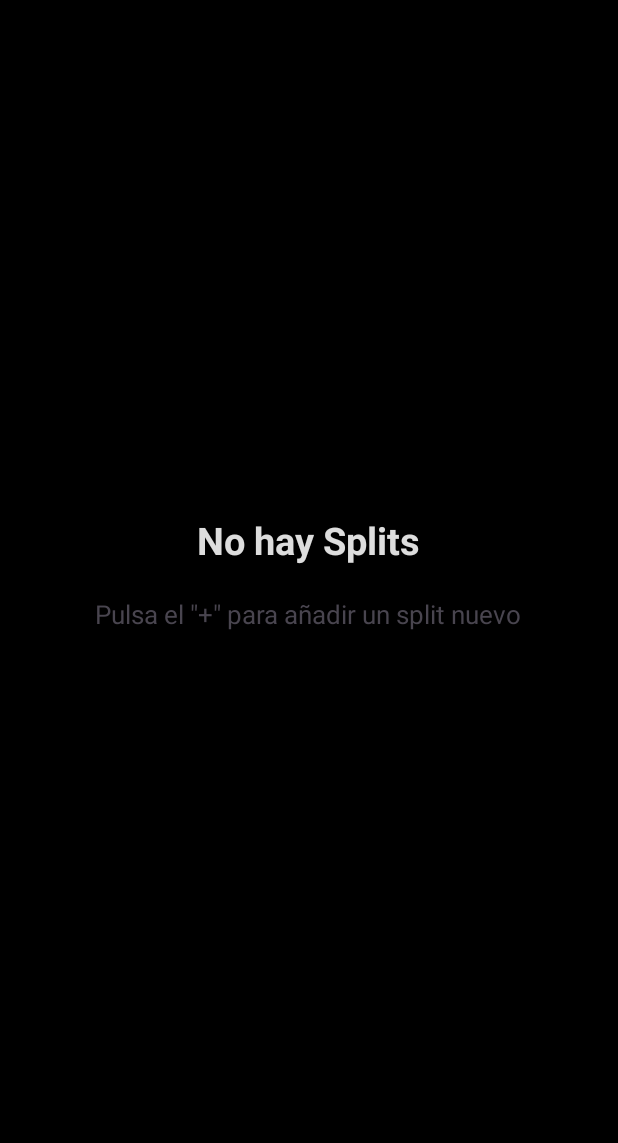
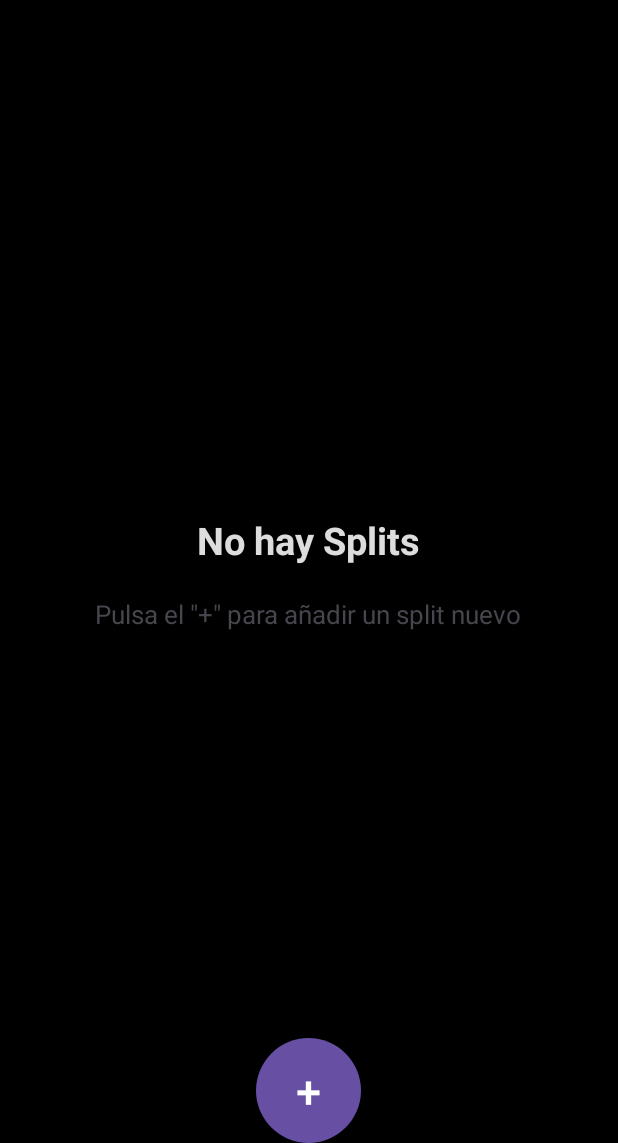
Before and after one commit to Reiser2311/SplitUp, an Android app: the screen it shows after launch (MainActivity), on a phone screen of 412 x 824 dp, the part 93-1236 px from its top. Run offline under Robolectric (Android 15) with nearby library versions, the phone set to English and light mode, and no system bars.

Commit message:
Boton añadido

```diff
--- a/app/src/main/res/layout/activity_main.xml
+++ b/app/src/main/res/layout/activity_main.xml
@@ -55,6 +55,15 @@
 
         </LinearLayout>
 
+        <Button
+            android:layout_width="70dp"
+            android:layout_height="70dp"
+            android:layout_alignParentBottom="true"
+            android:layout_centerHorizontal="true"
+            android:background="@drawable/boton_circular"
+            android:text="+"
+            android:textSize="30sp"/>
+
     </RelativeLayout>
 
     <ListView
@@ -63,9 +72,4 @@
         android:layout_height="match_parent"
         android:visibility="gone"/>
 
-
-
-
-
-
 </LinearLayout>
--- a/gradle/libs.versions.toml
+++ b/gradle/libs.versions.toml
@@ -1,5 +1,5 @@
 [versions]
-agp = "8.6.0"
+agp = "8.6.1"
 junit = "4.13.2"
 junitVersion = "1.1.5"
 espressoCore = "3.5.1"
```
